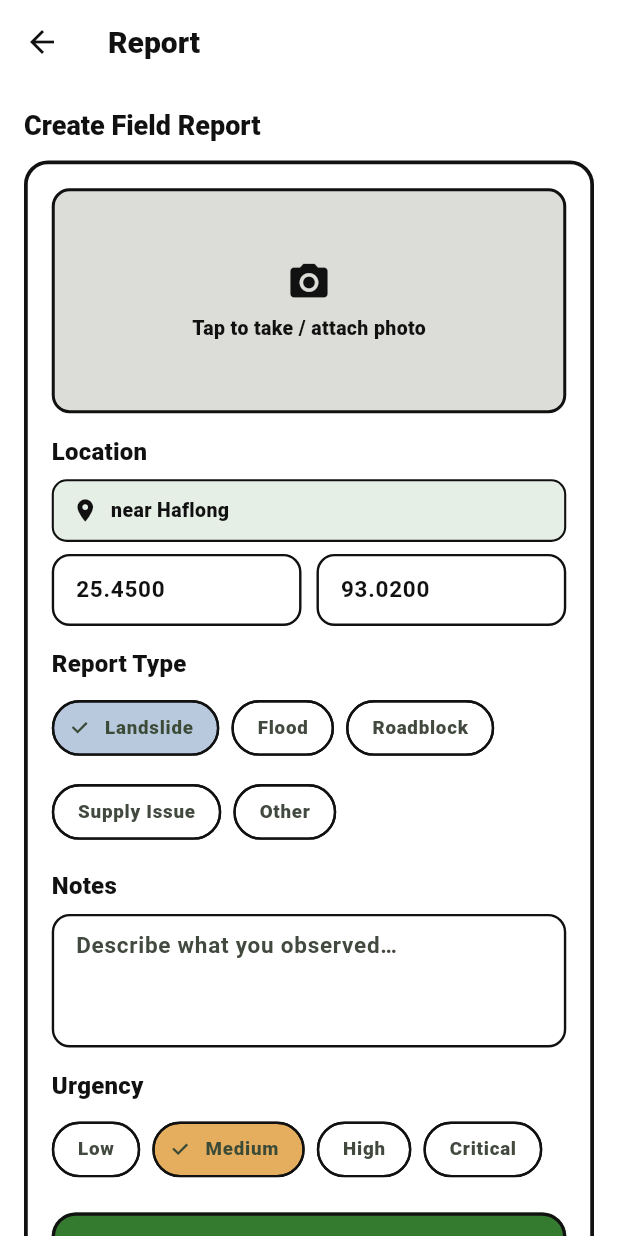
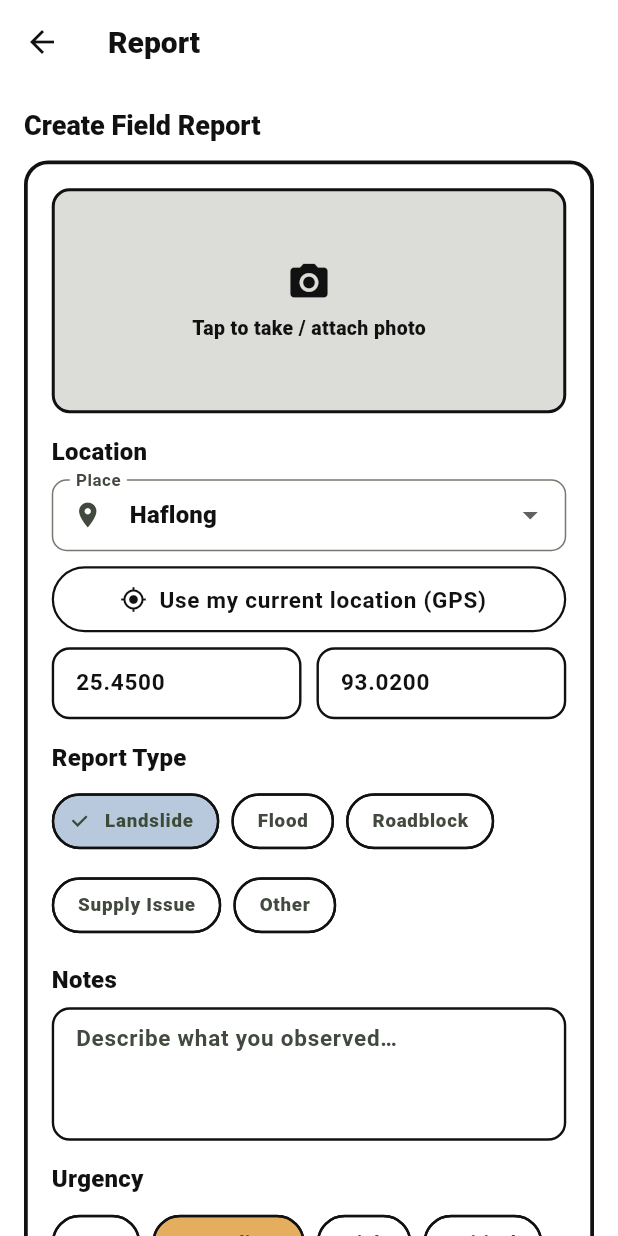
Before and after one commit to piyush621-pareek/SAPTHARA-SIH, a Flutter app: the ReportScreen screen opened directly, on a phone screen of 412 x 824 dp. Run offline on Flutter 3.47's test engine with Material 3 defaults, Android fonts, the phone set to English and light mode, and no system bars; our stand-ins replace battery_plus, flutter_local_notifications, flutter_map, flutter_riverpod, geolocator, image_picker and 3 more; accounts and stored records are empty.

Commit message:
Fix 4 field bugs: report location, GPS grant, real battery, route map
1. Report: place picker + 'Use my GPS location' button (not just lat/lng).
2. Settings: Grant now makes a real Android location-permission request.
3. Profile: real device battery via battery_plus (was hardcoded 74%); GPS
   chip reflects actual permission.
4. Route planner verified (map re-fits to the planned From/To route).

```diff
--- a/saptahara_frontend/saptahara/lib/presentation/report/report_screen.dart
+++ b/saptahara_frontend/saptahara/lib/presentation/report/report_screen.dart
@@ -8,6 +8,7 @@ import 'package:saptahara/app/providers.dart';
 import 'package:saptahara/core/theme/app_theme.dart';
 import 'package:saptahara/core/i18n/i18n.dart';
 import 'package:saptahara/core/geo/places.dart';
+import 'package:saptahara/core/location/location_service.dart';
 import 'package:saptahara/core/connectivity/connectivity_provider.dart';
 import 'package:saptahara/domain/entities/entities.dart';
 import 'package:saptahara/presentation/widgets/app_card.dart';
@@ -30,6 +31,22 @@ class _ReportScreenState extends ConsumerState<ReportScreen> {
   String? _photoPath; // local path to the captured/selected geo-tagged photo
   double _lat = 25.45;
   double _lng = 93.02;
+
+  /// Index of the NER place nearest the current coordinates (for the picker).
+  int _nearestPlaceIndex() {
+    final places = Places.all;
+    var best = 0;
+    var bestD = double.infinity;
+    for (var i = 0; i < places.length; i++) {
+      final dLat = places[i].lat - _lat, dLng = places[i].lng - _lng;
+      final d = dLat * dLat + dLng * dLng;
+      if (d < bestD) {
+        bestD = d;
+        best = i;
+      }
+    }
+    return best;
+  }
 
   Future<void> _capturePhoto(ImageSource source) async {
     try {
@@ -194,22 +211,47 @@ class _ReportScreenState extends ConsumerState<ReportScreen> {
                         const SizedBox(height: 14),
                         Text('Location', style: Theme.of(context).textTheme.titleMedium),
                         const SizedBox(height: 6),
-                        Container(
-                          padding: const EdgeInsets.symmetric(horizontal: 12, vertical: 10),
-                          decoration: BoxDecoration(
-                            color: AppColors.safeGreen.withOpacity(0.12),
-                            borderRadius: BorderRadius.circular(10),
-                            border: Border.all(color: AppColors.black, width: 1.4),
+                        // Pick the place by name (sets the coordinates for you).
+                        DropdownButtonFormField<int>(
+                          isExpanded: true,
+                          value: _nearestPlaceIndex(),
+                          decoration: InputDecoration(
+                            labelText: 'Place',
+                            prefixIcon: const Icon(Icons.place, size: 20),
+                            isDense: true,
+                            border: OutlineInputBorder(borderRadius: BorderRadius.circular(10)),
                           ),
-                          child: Row(
-                            children: [
-                              const Icon(Icons.place, size: 18, color: AppColors.black),
-                              const SizedBox(width: 8),
-                              Expanded(
-                                child: Text(Places.name(_lat, _lng),
-                                    style: const TextStyle(fontWeight: FontWeight.w800)),
-                              ),
-                            ],
+                          items: [
+                            for (var i = 0; i < Places.all.length; i++)
+                              DropdownMenuItem(value: i, child: Text(Places.all[i].name)),
+                          ],
+                          onChanged: (i) {
+                            if (i != null) {
+                              final p = Places.all[i];
+                              setState(() {
+                                _lat = p.lat;
+                                _lng = p.lng;
+                              });
+                            }
+                          },
+                        ),
+                        const SizedBox(height: 8),
+                        OutlinedButton.icon(
+                          onPressed: () async {
+                            final pos = await LocationService.instance.rawPosition();
+                            if (pos != null && mounted) {
+                              setState(() {
+                                _lat = pos.latitude;
+                                _lng = pos.longitude;
+                              });
+                            }
+                          },
+                          icon: const Icon(Icons.my_location, size: 18, color: AppColors.black),
+                          label: const Text('Use my current location (GPS)',
+                              style: TextStyle(color: AppColors.black, fontWeight: FontWeight.w700)),
+                          style: OutlinedButton.styleFrom(
+                            minimumSize: const Size.fromHeight(44),
+                            side: const BorderSide(color: AppColors.black, width: 1.5),
                           ),
                         ),
                         const SizedBox(height: 8),
--- a/saptahara_frontend/saptahara/pubspec.yaml
+++ b/saptahara_frontend/saptahara/pubspec.yaml
@@ -22,6 +22,7 @@ dependencies:
   geolocator: ^13.0.1
   shared_preferences: ^2.3.2
   url_launcher: ^6.3.0 # open the APK download for in-app self-update
+  battery_plus: ^6.0.3 # real device battery level in Profile
   image_picker: ^1.1.2
   flutter_local_notifications: ^17.2.3
   flutter_localizations:
```
Also changed, not shown: saptahara_frontend/saptahara/lib/core/device/battery_provider.dart (added, +11 -0 lines), saptahara_frontend/saptahara/lib/presentation/profile/profile_screen.dart (+25 -4 lines), saptahara_frontend/saptahara/lib/presentation/settings/settings_screen.dart (+18 -1 lines), saptahara_frontend/saptahara/pubspec.lock.
